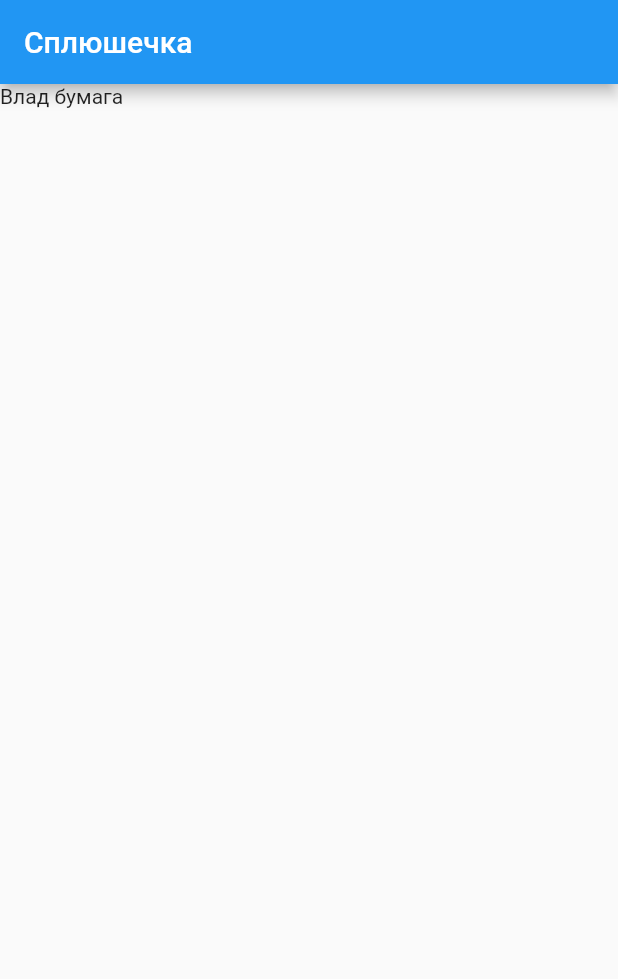
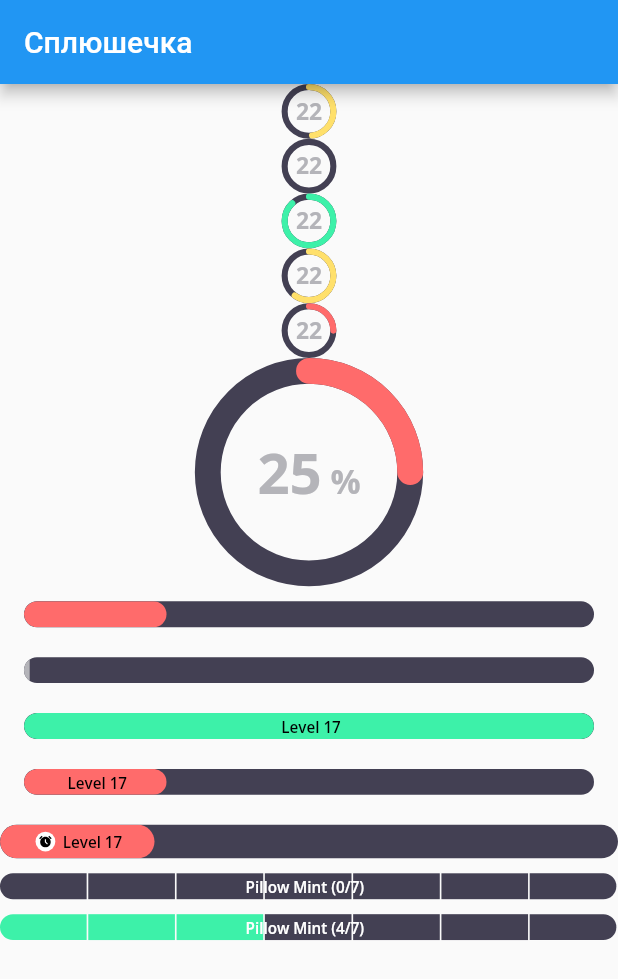
Before and after one commit to Den0110/splyshechka, a Flutter app: the screen it shows after launch, on a phone screen of 412 x 824 dp. Shown: the top 979 px of the screen. Run offline on Flutter 3.47's test engine with Material 2 defaults, Android fonts, the phone set to English and light mode, and no system bars; drawn by our look-alikes of percent_indicator; our stand-ins replace flutter_screenutil, flutter_svg; project files that could hold a hidden picture were left out.

Commit message:
Feat: созданы индикаторы сна в процентном соотношении и анимация к ним

```diff
--- a/lib/main.dart
+++ b/lib/main.dart
@@ -1,5 +1,10 @@
 import 'package:flutter/material.dart';
 import 'package:flutter_screenutil/flutter_screenutil.dart';
+import 'package:my_pillow/utils/app_colors.dart';
+import 'package:my_pillow/utils/app_icons.dart';
+import 'package:my_pillow/widgets/indicators/circle_fill_indicator.dart';
+import 'package:my_pillow/widgets/indicators/line_fill_indicator.dart';
+import 'package:my_pillow/widgets/indicators/part_line_indicator.dart';
 
 void main() {
   runApp(const MyApp());
@@ -49,7 +54,113 @@
       body: SingleChildScrollView(
         child: Column(
           children: [
-            Text('Влад бумага'),
+            const CircleFillIndicator(
+              maxValue: 50,
+              minValue: 0,
+              value: 24,
+              text: '22',
+              gradients: LinearGradient(
+                colors: [
+                  AppColors.peach,
+                  AppColors.yellow,
+                  AppColors.lightYellow,
+                  AppColors.green,
+                ],
+              ),
+            ),
+            const CircleFillIndicator(
+              maxValue: 50,
+              minValue: 0,
+              value: 0,
+              text: '22',
+            ),
+            const CircleFillIndicator(
+              maxValue: 50,
+              minValue: 0,
+              value: 44,
+              text: '22',
+            ),
+            const CircleFillIndicator(
+              maxValue: 50,
+              minValue: 0,
+              value: 30,
+              text: '22',
+            ),
+            CircleFillIndicator(
+              minValue: 100,
+              maxValue: 200,
+              value: 125,
+              text: '22',
+            ),
+            CircleFillIndicator(
+              minValue: 100,
+              maxValue: 200,
+              value: 125,
+              unit: '%',
+              indicatorRadius: 75.r,
+              fontSizeText: 37.sp,
+              widthIndicator: 17.r,
+              fontSizeUntil: 22.sp,
+            ),
+            Padding(
+              padding: const EdgeInsets.symmetric(vertical: 10, horizontal: 16),
+              child: LineFillIndicator(
+                maxValue: 200,
+                minValue: 100,
+                value: 125,
+              ),
+            ),
+            const Padding(
+              padding: EdgeInsets.symmetric(vertical: 10, horizontal: 16),
+              child: LineFillIndicator(
+                maxValue: 200,
+                minValue: 100,
+                value: 101,
+                color: Color.fromRGBO(180, 180, 185, 1),
+              ),
+            ),
+            const Padding(
+              padding: EdgeInsets.symmetric(vertical: 10, horizontal: 16),
+              child: LineFillIndicator(
+                maxValue: 200,
+                minValue: 100,
+                value: 200,
+                text: "Level 17",
+              ),
+            ),
+            Padding(
+              padding: const EdgeInsets.symmetric(vertical: 10, horizontal: 16),
+              child: LineFillIndicator(
+                maxValue: 200,
+                minValue: 100,
+                value: 125,
+                text: "Level 17",
+              ),
+            ),
+            Padding(
+              padding: const EdgeInsets.symmetric(vertical: 10),
+              child: LineFillIndicator(
+                maxValue: 200,
+                minValue: 100,
+                value: 125,
+                text: "Level 17",
+                iconBorderRadius: 10,
+                svgIconPath: AppIcons.alarm,
+              ),
+            ),
+            const PartFillIndicator(
+              activeParts: 0,
+              parts: 7,
+              text: 'Pillow Mint (0/7)',
+            ),
+            const SizedBox(
+              height: 10,
+            ),
+            PartFillIndicator(
+              activeParts: 3,
+              parts: 7,
+              text: 'Pillow Mint (4/7)',
+            ),
           ],
         ),
       ),
--- /dev/null
+++ b/lib/widgets/indicators/circle_fill_indicator.dart
@@ -0,0 +1,90 @@
+import 'package:flutter/material.dart';
+import 'package:flutter_screenutil/flutter_screenutil.dart';
+import 'package:my_pillow/utils/app_colors.dart';
+import 'package:my_pillow/utils/app_text_styles.dart';
+import 'package:my_pillow/widgets/indicators/fill_indicator.dart';
+import 'package:percent_indicator/circular_percent_indicator.dart';
+
+class CircleFillIndicator extends FillIndicator {
+  final double? indicatorRadius;
+  final double? widthIndicator;
+  final double? fontSizeText;
+  final double? fontSizeUntil;
+  final Color? textColor;
+  final String? unit;
+
+  const CircleFillIndicator({
+    Key? key,
+    required super.minValue,
+    required super.maxValue,
+    required super.value,
+    super.text,
+    super.gradients,
+    super.animationCurve,
+    super.animationDelay,
+    super.animationDuration,
+    super.animate,
+    this.fontSizeText,
+    this.indicatorRadius,
+    this.widthIndicator,
+    this.unit,
+    this.fontSizeUntil,
+    this.textColor,
+  }) : super(key: key);
+
+  @override
+  CircleFillIndicatorState<CircleFillIndicator> createState() =>
+      CircleFillIndicatorState();
+}
+
+class CircleFillIndicatorState<T extends CircleFillIndicator>
+    extends FillIndicatorState<T> {
+  double defaultIndicatorRadius = 18.r;
+  double defaultWidthIndicator = 4.r;
+  double defaultFontSize = 15.sp;
+
+  double get _currentIndicatorRadius {
+    return widget.indicatorRadius ?? defaultIndicatorRadius;
+  }
+
+  double get _currentWidthIndicator {
+    return widget.widthIndicator ?? defaultWidthIndicator;
+  }
+
+  @override
+  Widget buildIndicator(BuildContext context) {
+    return Column(
+      children: [
+        CircularPercentIndicator(
+          radius: _currentIndicatorRadius,
+          lineWidth: _currentWidthIndicator,
+          percent: widget.animate ? animationPercent.value : normalizedValue,
+          backgroundColor: AppColors.mediumGrey,
+          progressColor: animationColor.value,
+          circularStrokeCap: CircularStrokeCap.round,
+          center: RichText(
+            text: TextSpan(children: <TextSpan>[
+              TextSpan(
+                text:
+                    widget.text ?? ((normalizedValue * 100).toInt()).toString(),
+                style: AppTextStyles.indicatorStyle.copyWith(
+                  fontSize: widget.fontSizeText ?? defaultFontSize,
+                  color: widget.textColor,
+                ),
+              ),
+              widget.unit != null
+                  ? TextSpan(
+                      text: " ${widget.unit!}",
+                      style: AppTextStyles.indicatorStyle.copyWith(
+                        fontSize: widget.fontSizeUntil ?? defaultFontSize,
+                        color: widget.textColor,
+                      ),
+                    )
+                  : const TextSpan()
+            ]),
+          ),
+        ),
+      ],
+    );
+  }
+}
--- /dev/null
+++ b/lib/widgets/indicators/fill_indicator.dart
@@ -0,0 +1,167 @@
+import 'package:flutter/material.dart';
+import 'package:my_pillow/utils/app_colors.dart';
+
+abstract class FillIndicator extends StatefulWidget {
+  final double minValue;
+  final double maxValue;
+  final double value;
+  final String? text;
+
+  final LinearGradient? gradients;
+  final Duration? animationDuration;
+  final Duration? animationDelay;
+  final Curve? animationCurve;
+  final bool animate;
+
+  const FillIndicator({
+    required this.minValue,
+    required this.maxValue,
+    required this.value,
+    this.text,
+    this.gradients,
+    this.animationCurve,
+    this.animationDelay,
+    this.animationDuration,
+    this.animate = true,
+    Key? key,
+  }) : super(key: key);
+}
+
+abstract class FillIndicatorState<T extends FillIndicator> extends State<T>
+    with TickerProviderStateMixin {
+  static const Duration defaultAnimationDuration = Duration(seconds: 2);
+  static const Duration _defaultAnimationDelay = Duration(seconds: 1);
+  static const Curve _defaultAnimationCurve = Curves.easeOutQuart;
+
+  Duration get _animationDuration {
+    return widget.animationDuration ?? defaultAnimationDuration;
+  }
+
+  @override
+  void initState() {
+    super.initState();
+    controller = AnimationController(
+      vsync: this,
+      duration: widget.animate ? _animationDuration : Duration.zero,
+    );
+    animate(immediately: false);
+  }
+
+  @override
+  void dispose() {
+    controller?.dispose();
+    controller = null;
+    super.dispose();
+  }
+
+  static const LinearGradient defaultGradient = LinearGradient(
+    colors: [
+      AppColors.peach,
+      AppColors.yellow,
+      AppColors.lightYellow,
+      AppColors.green,
+    ],
+    stops: [
+      0.25,
+      0.5,
+      0.66,
+      0.75,
+    ],
+  );
+  late Animation animationColor;
+  late Animation<double> animationPercent;
+  AnimationController? controller;
+
+  double? lastValue;
+  double? lastPercent;
+  Color? lastColor;
+
+  Color? _getColor(double percent, LinearGradient gradient) {
+    List<double>? stops = gradient.stops;
+    if (stops == null || gradient.colors.length != stops.length) {
+      final step = 1.0 / (gradient.colors.length - 1);
+      stops = List.generate(gradient.colors.length, (index) => index * step);
+    }
+    return _lerpGradient(
+      gradient.colors,
+      stops,
+      percent,
+    );
+  }
+
+  Color? _lerpGradient(List<Color> colors, List<double> stops, double t) {
+    for (var s = 0; s < stops.length - 1; s++) {
+      final leftStop = stops[s], rightStop = stops[s + 1];
+      final leftColor = colors[s], rightColor = colors[s + 1];
+      if (t <= leftStop) {
+        return leftColor;
+      } else if (t < rightStop) {
+        final sectionT = (t - leftStop) / (rightStop - leftStop);
+        return Color.lerp(leftColor, rightColor, sectionT);
+      }
+    }
+    return colors.last;
+  }
+
+  double get normalizedValue {
+    double min = widget.minValue;
+    double max = widget.maxValue;
+    double val = widget.value;
+    return (val - min) / (max - min);
+  }
+
+  void animate({bool immediately = true}) {
+    final targetPercent = normalizedValue;
+    Tween<double> tweenPercent = Tween<double>(
+      begin: lastPercent ?? 0.0,
+      end: targetPercent,
+    );
+    final gradient = widget.gradients ?? defaultGradient;
+    final targetColor = _getColor(targetPercent, gradient);
+    ColorTween tweenColor = ColorTween(
+      begin: lastColor ?? gradient.colors[0],
+      end: targetColor,
+    );
+
+    animationPercent = tweenPercent.animate(
+      CurvedAnimation(
+        curve: widget.animationCurve ?? _defaultAnimationCurve,
+        parent: controller!,
+      ),
+    );
+    animationColor = tweenColor.animate(
+      CurvedAnimation(
+        curve: widget.animationCurve ?? _defaultAnimationCurve,
+        parent: controller!,
+      ),
+    );
+
+    animationColor.addListener(() {
+      setState(() {});
+    });
+
+    if (immediately || !widget.animate) {
+      controller?.reset();
+      controller?.forward();
+    } else {
+      Future.delayed(widget.animationDelay ?? _defaultAnimationDelay, () {
+        controller?.reset();
+        controller?.forward();
+      });
+    }
+
+    lastPercent = targetPercent;
+    lastColor = targetColor;
+    lastValue = widget.value;
+  }
+
+  buildIndicator(BuildContext context);
+
+  @override
+  Widget build(BuildContext context) {
+    if (lastValue != null && lastValue != widget.value) {
+      animate();
+    }
+    return buildIndicator(context);
+  }
+}
--- /dev/null
+++ b/lib/widgets/indicators/line_fill_indicator.dart
@@ -0,0 +1,194 @@
+import 'package:flutter/material.dart';
+import 'package:flutter_screenutil/flutter_screenutil.dart';
+import 'package:flutter_svg/svg.dart';
+import 'package:my_pillow/utils/app_colors.dart';
+import 'package:my_pillow/utils/app_text_styles.dart';
+import 'package:my_pillow/widgets/indicators/fill_indicator.dart';
+
+class LineFillIndicator extends FillIndicator {
+  final double? height;
+  final Color? backgroundColor;
+  final Color? color;
+  final Color? textColor;
+  final double? indicatorRadius;
+  final Size? iconSize;
+  final String? svgIconPath;
+  final double? iconBorderRadius;
+  final Color? backgroundIconColor;
+  final Color? iconColor;
+
+  const LineFillIndicator({
+    Key? key,
+    required super.maxValue,
+    required super.minValue,
+    required super.value,
+    super.gradients,
+    super.text,
+    super.animate,
+    this.height,
+    this.textColor = AppColors.black,
+    this.backgroundColor = AppColors.mediumGrey,
+    this.indicatorRadius,
+    this.color,
+    this.svgIconPath,
+    this.iconSize,
+    this.iconBorderRadius,
+    this.backgroundIconColor = AppColors.white,
+    this.iconColor = AppColors.black,
+  }) : super(key: key);
+
+  @override
+  LineFillIndicatorState<LineFillIndicator> createState() =>
+      LineFillIndicatorState();
+}
+
+class LineFillIndicatorState<T extends LineFillIndicator>
+    extends FillIndicatorState<T> {
+  final double _textPadding = 2.5.w;
+  final double _iconPadding = 2.w;
+  final double _defaultHeight = 17.h;
+  final double _defaultHeightWithIcon = 22.h;
+  final Size _defaultIconSize = Size(13.r, 13.r);
+
+  Size _textSize(String text, TextStyle style) {
+    final TextPainter textPainter = TextPainter(
+        text: TextSpan(text: text, style: style),
+        maxLines: 1,
+        textDirection: TextDirection.ltr)
+      ..layout(minWidth: 0, maxWidth: double.infinity);
+    return textPainter.size;
+  }
+
+  double get _currentIconBorderRadius {
+    return widget.iconBorderRadius ?? 0;
+  }
+
+  Size get _currentIconSize {
+    return widget.iconSize ?? _defaultIconSize;
+  }
+
+  double get _currentHeight {
+    if (widget.svgIconPath != null) {
+      return widget.height ?? _defaultHeightWithIcon;
+    } else {
+      return widget.height ?? _defaultHeight;
+    }
+  }
+
+  bool _shouldShowTextInside(Size txtSize, double activeLineWidth) {
+    return widget.text != null && _textPosition(txtSize, activeLineWidth);
+  }
+
+  bool _textPosition(Size txtSize, double activeLineWidth) {
+    return (txtSize.width +
+            _textPadding +
+            (widget.svgIconPath != null
+                ? _currentIconSize.width + _iconPadding * 2
+                : 0) <
+        activeLineWidth);
+  }
+
+  Widget _iconAndText([Color? textColor]) {
+    return Row(
+      mainAxisAlignment: MainAxisAlignment.center,
+      crossAxisAlignment: CrossAxisAlignment.center,
+      children: [
+        widget.svgIconPath != null
+            ? Padding(
+                padding: EdgeInsets.symmetric(horizontal: _iconPadding),
+                child: Container(
+                  width: _currentIconSize.width,
+                  height: _currentIconSize.height,
+                  decoration: BoxDecoration(
+                      borderRadius:
+                          BorderRadius.circular(_currentIconBorderRadius),
+                      color: widget.backgroundIconColor),
+                  child: Padding(
+                    padding: EdgeInsets.all(2.25.r),
+                    child: SvgPicture.asset(
+                      widget.svgIconPath!,
+                      color: widget.iconColor,
+                    ),
+                  ),
+                ),
+              )
+            : const SizedBox(),
+        widget.text != null
+            ? Padding(
+                padding: EdgeInsets.only(
+                  left: _textPadding,
+                ),
+                child: Text(
+                  widget.text!,
+                  style: AppTextStyles.lineIndicatorText
+                      .copyWith(color: textColor ?? widget.textColor),
+                ),
+              )
+            : const SizedBox(),
+      ],
+    );
+  }
+
+  double get _currentIndicatorRadius {
+    return widget.indicatorRadius ?? _currentHeight / 2;
+  }
+
+  @override
+  Widget buildIndicator(BuildContext context) {
+    Size txtSize = _textSize(widget.text != null ? widget.text! : '',
+        AppTextStyles.lineIndicatorText);
+
+    return SizedBox(
+      height: _currentHeight,
+      width: double.infinity,
+      child: Stack(
+        children: [
+          Container(
+            height: _currentHeight,
+            width: double.infinity,
+            decoration: BoxDecoration(
+              borderRadius: BorderRadius.circular(_currentIndicatorRadius),
+              color: widget.backgroundColor,
+            ),
+          ),
+          ClipRRect(
+            borderRadius: BorderRadius.circular(_currentIndicatorRadius),
+            child: SizedBox(
+              height: _currentHeight,
+              width: double.infinity,
+              child: LayoutBuilder(
+                builder: (context, constraints) {
+                  double activeLineWidth = constraints.maxWidth *
+                      (widget.animate
+                          ? animationPercent.value
+                          : normalizedValue);
+                  return Row(
+                    children: [
+                      Container(
+                        height: _currentHeight,
+                        width: activeLineWidth,
+                        decoration: BoxDecoration(
+                            borderRadius: BorderRadius.circular(
+                              _currentIndicatorRadius,
+                            ),
+                            color: widget.color ?? animationColor.value),
+                        child: Center(
+                          child: _shouldShowTextInside(txtSize, activeLineWidth)
+                              ? _iconAndText()
+                              : const SizedBox(),
+                        ),
+                      ),
+                      _shouldShowTextInside(txtSize, activeLineWidth)
+                          ? const SizedBox()
+                          : _iconAndText(widget.color ?? animationColor.value),
+                    ],
+                  );
+                },
+              ),
+            ),
+          ),
+        ],
+      ),
+    );
+  }
+}
--- /dev/null
+++ b/lib/widgets/indicators/part_line_indicator.dart
@@ -0,0 +1,139 @@
+import 'package:flutter/material.dart';
+import 'package:flutter_screenutil/flutter_screenutil.dart';
+import 'package:my_pillow/utils/app_colors.dart';
+import 'package:my_pillow/utils/app_text_styles.dart';
+
+class PartFillIndicator extends StatefulWidget {
+  final int activeParts;
+  final int parts;
+  final double? width;
+  final double? height;
+  final double? radius;
+  final Color? activeColor;
+  final Color? unactiveColor;
+  final String? text;
+  final Color? textColor;
+  const PartFillIndicator({
+    Key? key,
+    required this.parts,
+    required this.activeParts,
+    this.activeColor = AppColors.green,
+    this.height,
+    this.radius,
+    this.text,
+    this.unactiveColor = AppColors.mediumGrey,
+    this.width,
+    this.textColor = AppColors.white,
+  }) : super(key: key);
+
+  @override
+  State<PartFillIndicator> createState() => _PartFillIndicatorState();
+}
+
+class _PartFillIndicatorState extends State<PartFillIndicator> {
+  List<Widget> containers = [];
+  final double _defaultHeight = 17.h;
+
+  double get _currentHeight {
+    return widget.height ?? _defaultHeight;
+  }
+
+  double get _currentRadius {
+    return widget.radius ?? _currentHeight / 2;
+  }
+
+  List<Color> _activeColor(List<Color> colors, int countActive) {
+    for (int i = 0; i < countActive; i++) {
+      colors[i] = widget.activeColor!;
+    }
+    return colors;
+  }
+
+  List<Widget> _widgets(List<Color> colors, int lenght) {
+    containers.clear();
+    for (int i = 0; i < lenght; i++) {
+      if (i == 0) {
+        containers.add(
+          Expanded(
+            child: Padding(
+              padding: EdgeInsets.only(right: 1.w),
+              child: Container(
+                decoration: BoxDecoration(
+                  borderRadius: BorderRadius.only(
+                    topLeft: Radius.circular(_currentRadius),
+                    bottomLeft: Radius.circular(_currentRadius),
+                  ),
+                  color: colors[i],
+                ),
+              ),
+            ),
+          ),
+        );
+      } else if (i == lenght - 1) {
+        containers.add(
+          Expanded(
+            child: Padding(
+              padding: EdgeInsets.only(right: 1.w),
+              child: Container(
+                decoration: BoxDecoration(
+                  borderRadius: BorderRadius.only(
+                    topRight: Radius.circular(_currentRadius),
+                    bottomRight: Radius.circular(_currentRadius),
+                  ),
+                  color: colors[i],
+                ),
+              ),
+            ),
+          ),
+        );
+      } else {
+        containers.add(
+          Expanded(
+            child: Padding(
+              padding: EdgeInsets.only(right: 1.w),
+              child: Container(
+                color: colors[i],
+              ),
+            ),
+          ),
+        );
+      }
+    }
+    return containers;
+  }
+
+  @override
+  Widget build(BuildContext context) {
+    List<Color> unactiveColors = List<Color>.generate(widget.parts, (index) {
+      return widget.unactiveColor!;
+    });
+    return SizedBox(
+      height: _currentHeight,
+      width: double.infinity,
+      child: Stack(children: [
+        Row(
+          children: _widgets(
+              _activeColor(unactiveColors, widget.activeParts), widget.parts),
+        ),
+        Row(
+          crossAxisAlignment: CrossAxisAlignment.center,
+          mainAxisAlignment: MainAxisAlignment.center,
+          children: [
+            Center(
+              child: widget.text != null
+                  ? Padding(
+                      padding: EdgeInsets.only(right: 5.w),
+                      child: Text(
+                        widget.text!,
+                        style: AppTextStyles.lineIndicatorText
+                            .copyWith(color: widget.textColor),
+                      ),
+                    )
+                  : const SizedBox(),
+            )
+          ],
+        ),
+      ]),
+    );
+  }
+}
--- a/pubspec.yaml
+++ b/pubspec.yaml
@@ -18,7 +18,7 @@ publish_to: 'none' # Remove this line if you wish to publish to pub.dev
 version: 1.0.0+1
 
 environment:
-  sdk: ">=2.16.1 <3.0.0"
+  sdk: ">=2.17.0 <3.0.0"
 
 # Dependencies specify other packages that your package needs in order to work.
 # To automatically upgrade your package dependencies to the latest versions
@@ -51,6 +51,7 @@ dependencies:
   injectable: ^1.5.3
 
   flutter_svg: ^1.1.6
+  percent_indicator: ^4.2.2
 
 
 dev_dependencies:
```
Also changed, not shown: pubspec.lock.
